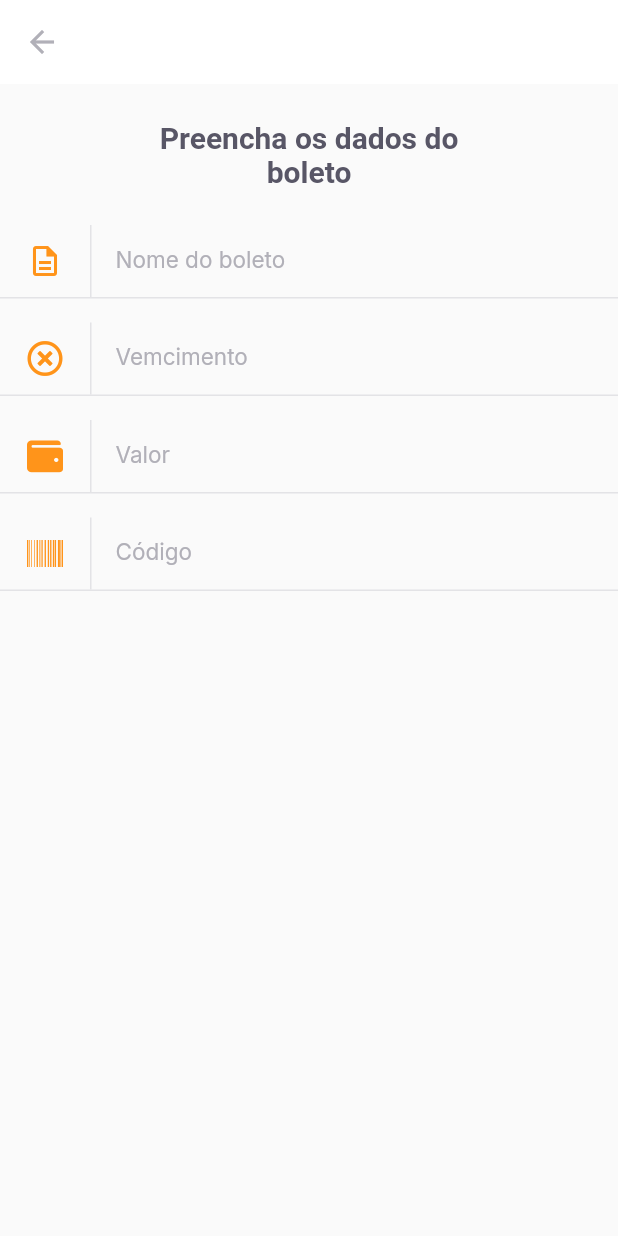
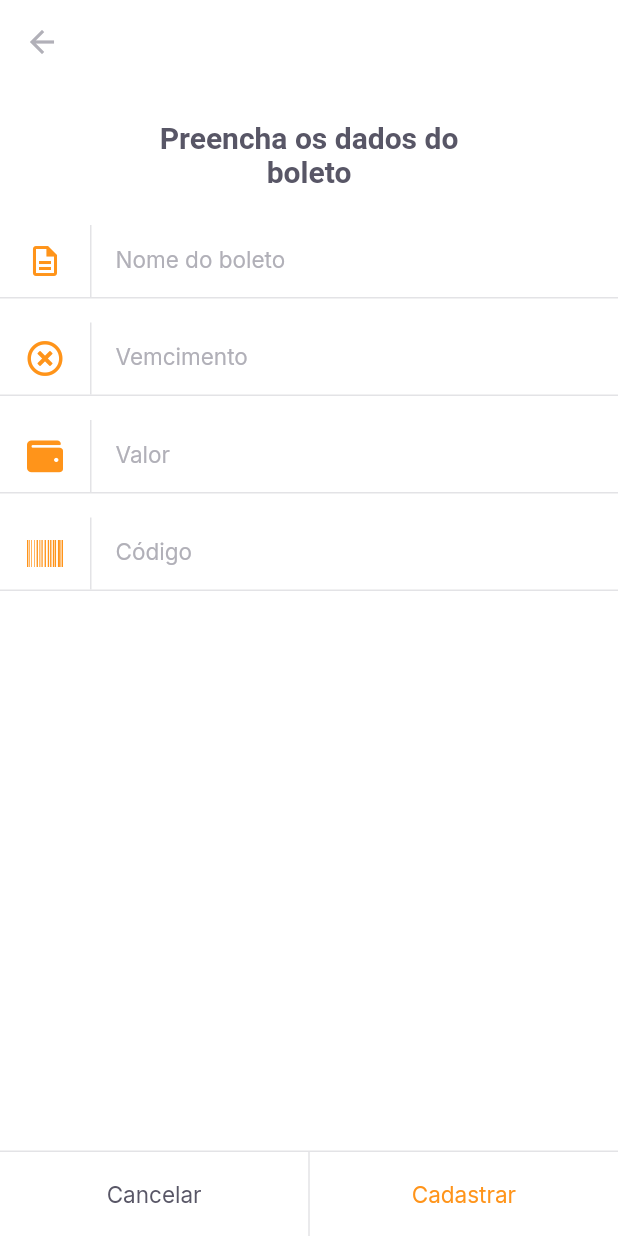
Before and after one commit to maiconm/payflow, a Flutter app: the InsertBilletPage screen opened by its route, on a phone screen of 412 x 824 dp. Run offline on Flutter 3.47's test engine with Material 2 defaults, Android fonts, the phone set to English and light mode, and no system bars; our stand-ins replace camera, firebase_core, font_awesome_flutter, google_fonts, google_sign_in, image_picker and 1 more; missing offline and left inert: google_ml_kit; accounts and stored records are empty.

Commit message:
Adiciona SetLabelButtons e muda backgroundColor da tela de cadastro de boleto

```diff
--- a/lib/modules/insert_billet/insert_billet_page.dart
+++ b/lib/modules/insert_billet/insert_billet_page.dart
@@ -3,6 +3,7 @@ import 'package:font_awesome_flutter/font_awesome_flutter.dart';
 import 'package:payflow/shared/themes/app_colors.dart';
 import 'package:payflow/shared/themes/app_text_styles.dart';
 import 'package:payflow/shared/widgets/input_text/input_text.dart';
+import 'package:payflow/shared/widgets/set_label_buttons/set_label_buttons.dart';
 
 class InsertBilletPage extends StatelessWidget {
   const InsertBilletPage({ Key? key }) : super(key: key);
@@ -10,6 +11,7 @@ class InsertBilletPage extends StatelessWidget {
   @override
   Widget build(BuildContext context) {
     return Scaffold(
+      backgroundColor: AppColors.background,
       appBar: AppBar(
         backgroundColor: AppColors.background,
         elevation: 0,
@@ -50,6 +52,13 @@ class InsertBilletPage extends StatelessWidget {
           ),
         ],
       ),
+      bottomNavigationBar: SetLabelButtons(
+        primaryLabel: "Cancelar",
+        primaryOnPressed: (){},
+        secondaryLabel: "Cadastrar",
+        secondaryOnPressed: (){},
+        enableSecondaryColor: true,
+      ),
     );
   }
 }
```
